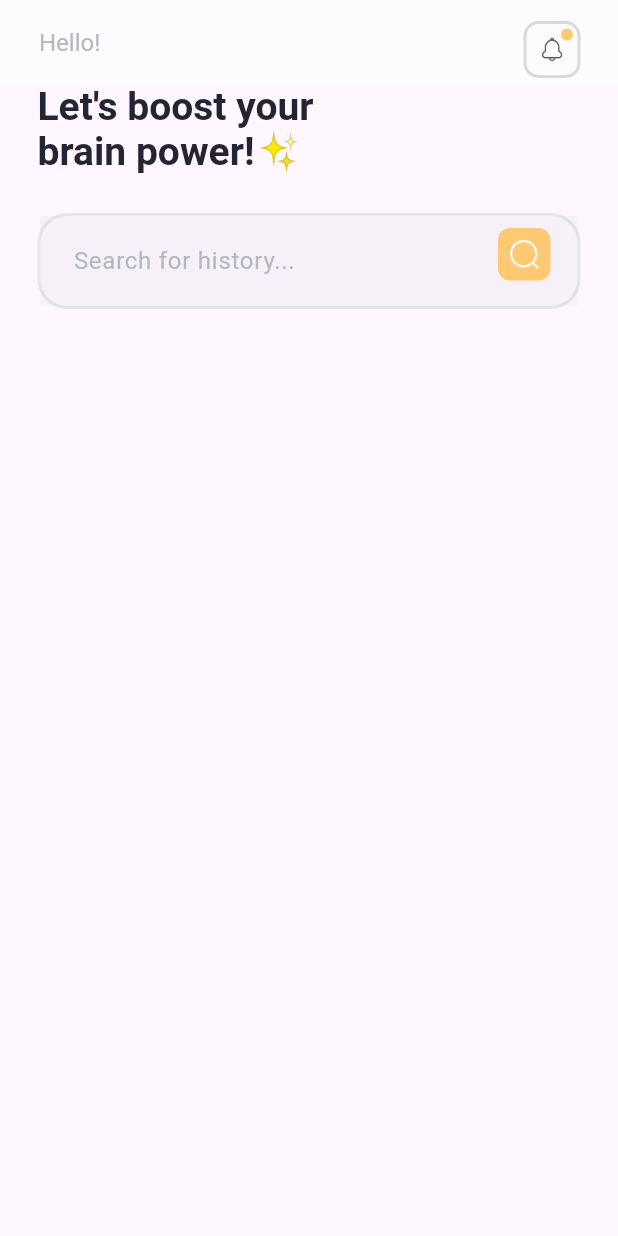
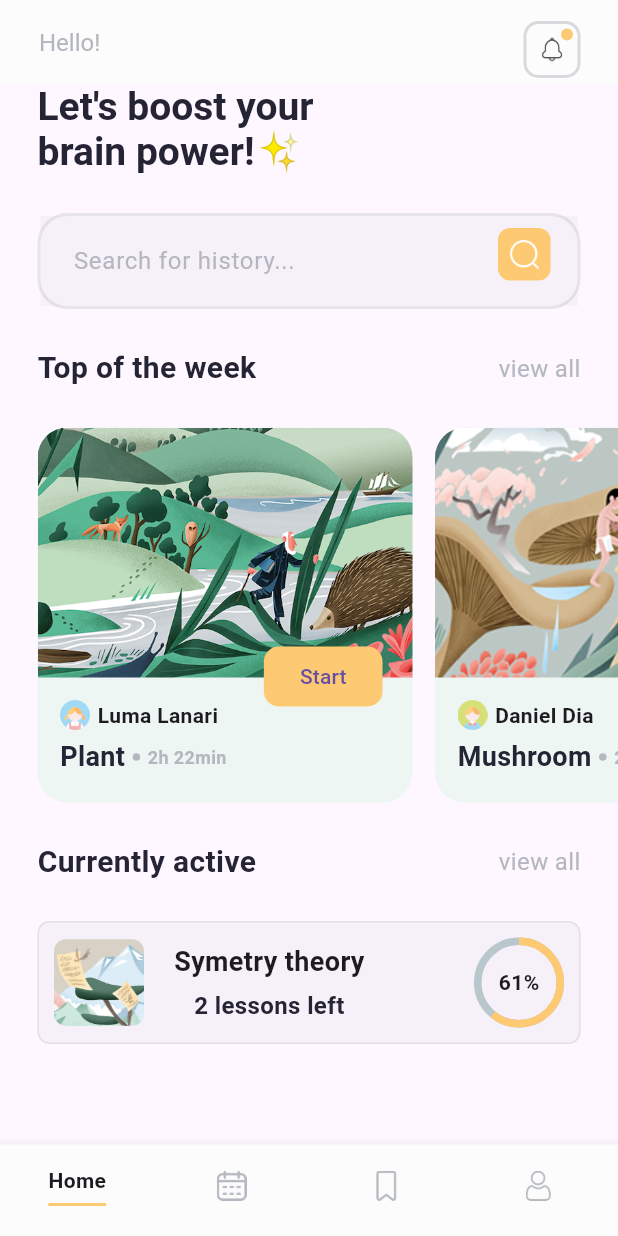
Before and after one commit to pliniogim/app1_course, a Flutter app: the screen it shows after launch, on a phone screen of 412 x 824 dp. Run offline on Flutter 3.47's test engine with Material 3 defaults, Android fonts, the phone set to English and light mode, and no system bars; drawn by our look-alikes of percent_indicator.

Commit message:
Initial+1/2

```diff
--- /dev/null
+++ b/lib/models/course.dart
@@ -0,0 +1,31 @@
+// ignore_for_file: public_member_api_docs, sort_constructors_first
+class Course {
+  String author;
+  String authorImg;
+  String title;
+  String imageUrl;
+
+  Course(
+    this.author,
+    this.authorImg,
+    this.title,
+    this.imageUrl,
+  );
+
+  static List<Course> generateCourses() {
+    return [
+      Course(
+        'Luma Lanari',
+        'assets/icons/avatar01.png',
+        'Plant',
+        'assets/images/course01.png',
+      ),
+      Course(
+        'Daniel Dia',
+        'assets/icons/avatar02.png',
+        'Mushroom',
+        'assets/images/course02.png',
+      ),
+    ];
+  }
+}
--- a/lib/screens/home/home.dart
+++ b/lib/screens/home/home.dart
@@ -1,5 +1,7 @@
 import 'package:app1_course/constants/colors.dart';
+import 'package:app1_course/screens/home/widget/active_course.dart';
 import 'package:app1_course/screens/home/widget/emoji_text.dart';
+import 'package:app1_course/screens/home/widget/feature_course.dart';
 import 'package:app1_course/screens/home/widget/search_input.dart';
 import 'package:flutter/material.dart';
 
@@ -9,16 +11,73 @@ class HomePage extends StatelessWidget {
   @override
   Widget build(BuildContext context) {
     return Scaffold(
-        appBar: _buildAppBar(),
-        body: const SingleChildScrollView(
-            child: Column(
+      appBar: _buildAppBar(),
+      body: SingleChildScrollView(
+        child: Column(
           crossAxisAlignment: CrossAxisAlignment.start,
           mainAxisSize: MainAxisSize.min,
           children: [
-            EmojiText(),
-            SearchInput(),
+            const EmojiText(),
+            const SearchInput(),
+            FeatureCourse(),
+            const ActiveCourse(),
           ],
-        )));
+        ),
+      ),
+      bottomNavigationBar: _bottomNavigationBar(),
+    );
+  }
+
+  BottomNavigationBar _bottomNavigationBar() {
+    return BottomNavigationBar(
+      type: BottomNavigationBarType.fixed,
+      backgroundColor: kBackground,
+      showSelectedLabels: false,
+      showUnselectedLabels: false,
+      items: [
+        BottomNavigationBarItem(
+          label: 'home',
+          icon: Container(
+            padding: const EdgeInsets.only(bottom: 5),
+            decoration: const BoxDecoration(
+              border: Border(
+                bottom: BorderSide(
+                  color: kAccent,
+                  width: 2,
+                ),
+              ),
+            ),
+            child: const Text(
+              'Home',
+              style: TextStyle(
+                fontWeight: FontWeight.bold,
+              ),
+            ),
+          ),
+        ),
+        BottomNavigationBarItem(
+          label: 'calendar',
+          icon: Image.asset(
+            'assets/icons/calendar.png',
+            width: 20,
+          ),
+        ),
+        BottomNavigationBarItem(
+          label: 'bookmark',
+          icon: Image.asset(
+            'assets/icons/bookmark.png',
+            width: 20,
+          ),
+        ),
+        BottomNavigationBarItem(
+          label: 'user',
+          icon: Image.asset(
+            'assets/icons/user.png',
+            width: 20,
+          ),
+        ),
+      ],
+    );
   }
 
   AppBar _buildAppBar() {
--- /dev/null
+++ b/lib/screens/home/widget/active_course.dart
@@ -0,0 +1,83 @@
+import 'package:app1_course/constants/colors.dart';
+import 'package:app1_course/screens/home/widget/category_title.dart';
+import 'package:flutter/material.dart';
+import 'package:percent_indicator/percent_indicator.dart';
+
+class ActiveCourse extends StatelessWidget {
+  const ActiveCourse({super.key});
+
+  @override
+  Widget build(BuildContext context) {
+    return Column(
+      children: [
+        CategoryTitle(
+          'Currently active',
+          'view all',
+        ),
+        Container(
+          padding: const EdgeInsets.symmetric(vertical: 10, horizontal: 10),
+          margin: const EdgeInsets.all(25),
+          decoration: BoxDecoration(
+            color: kFontLight.withOpacity(0.1),
+            border: Border.all(
+              color: kFontLight.withOpacity(0.3),
+              width: 1,
+            ),
+            borderRadius: BorderRadius.circular(8),
+          ),
+          child: Row(
+            mainAxisAlignment: MainAxisAlignment.spaceBetween,
+            children: [
+              Row(
+                children: [
+                  ClipRRect(
+                    borderRadius: BorderRadius.circular(8),
+                    child: Image.asset(
+                      'assets/images/progress.png',
+                      width: 60,
+                    ),
+                  ),
+                  const SizedBox(
+                    width: 20,
+                  ),
+                  const Column(
+                    children: [
+                      Text(
+                        'Symetry theory',
+                        style: TextStyle(
+                          fontSize: 18,
+                          fontWeight: FontWeight.bold,
+                        ),
+                      ),
+                      SizedBox(
+                        height: 5,
+                      ),
+                      Text(('2 lessons left'),
+                          style: TextStyle(
+                            fontSize: 16,
+                            fontWeight: FontWeight.bold,
+                            color: kFont,
+                          ))
+                    ],
+                  )
+                ],
+              ),
+              CircularPercentIndicator(
+                radius: 30.0,
+                lineWidth: 5.0,
+                percent: 0.61,
+                center: const Text(
+                  '61%',
+                  style: TextStyle(
+                    fontWeight: FontWeight.bold,
+                  ),
+                ),
+                progressColor: kAccent,
+              ),
+            ],
+          ),
+        ),
+      ],
+    );
+  }
+}
--- /dev/null
+++ b/lib/screens/home/widget/category_title.dart
@@ -0,0 +1,37 @@
+import 'package:app1_course/constants/colors.dart';
+import 'package:flutter/material.dart';
+
+class CategoryTitle extends StatelessWidget {
+  final String leftText;
+  final String rightText;
+  CategoryTitle(
+    this.leftText,
+    this.rightText,
+  );
+  @override
+  Widget build(BuildContext context) {
+    return Container(
+      padding: const EdgeInsets.symmetric(horizontal: 25),
+      child: Row(
+        mainAxisAlignment: MainAxisAlignment.spaceBetween,
+        children: [
+          Text(
+            leftText,
+            style: const TextStyle(
+              fontWeight: FontWeight.bold,
+              fontSize: 20,
+              color: kFont,
+            ),
+          ),
+          Text(
+            rightText,
+            style: const TextStyle(
+              fontSize: 16,
+              color: kFontLight,
+            ),
+          ),
+        ],
+      ),
+    );
+  }
+}
--- /dev/null
+++ b/lib/screens/home/widget/course_item.dart
@@ -0,0 +1,115 @@
+import 'package:app1_course/constants/colors.dart';
+import 'package:app1_course/models/course.dart';
+import 'package:app1_course/screens/home/detail/detail.dart';
+import 'package:flutter/material.dart';
+
+class CourseItem extends StatelessWidget {
+  final Course course;
+  const CourseItem(this.course, {super.key});
+
+  @override
+  Widget build(BuildContext context) {
+    return Stack(
+      children: [
+        Container(
+          height: 250,
+          width: 250,
+          decoration: BoxDecoration(
+            color: kPrimaryLight,
+            borderRadius: BorderRadius.circular(20),
+          ),
+          child: Column(
+            children: [
+              Expanded(
+                flex: 2,
+                child: ClipRRect(
+                  borderRadius: const BorderRadius.only(
+                    topLeft: Radius.circular(20),
+                    topRight: Radius.circular(20),
+                  ),
+                  child: Image.asset(course.imageUrl, fit: BoxFit.cover),
+                ),
+              ),
+              Expanded(
+                flex: 1,
+                child: Padding(
+                  padding: const EdgeInsets.all(15),
+                  child: Column(
+                    crossAxisAlignment: CrossAxisAlignment.start,
+                    children: [
+                      Row(
+                        children: [
+                          Image.asset(
+                            course.authorImg,
+                            width: 20,
+                          ),
+                          const SizedBox(
+                            width: 5,
+                          ),
+                          Text(course.author,
+                              style: const TextStyle(
+                                fontWeight: FontWeight.bold,
+                              )),
+                        ],
+                      ),
+                      const SizedBox(
+                        height: 5,
+                      ),
+                      Row(
+                        children: [
+                          Text(
+                            course.title,
+                            style: const TextStyle(
+                                fontWeight: FontWeight.bold,
+                                fontSize: 18,
+                                color: kFont),
+                          ),
+                          Container(
+                            margin: EdgeInsets.symmetric(horizontal: 5),
+                            width: 5,
+                            height: 5,
+                            decoration: const BoxDecoration(
+                                color: kFontLight, shape: BoxShape.circle),
+                          ),
+                          const Text(
+                            '2h 22min',
+                            style: TextStyle(
+                              fontWeight: FontWeight.bold,
+                              fontSize: 12,
+                              color: kFontLight,
+                            ),
+                          )
+                        ],
+                      )
+                    ],
+                  ),
+                ),
+              )
+            ],
+          ),
+        ),
+        Positioned(
+          bottom: 60,
+          right: 20,
+          child: ElevatedButton(
+            style: ElevatedButton.styleFrom(
+              backgroundColor: kAccent,
+              elevation: 0,
+              shape: RoundedRectangleBorder(
+                borderRadius: BorderRadius.circular(10),
+              ),
+            ),
+            onPressed: () {
+              Navigator.of(context).push(
+                MaterialPageRoute(
+                  builder: (context) => DetailPage(course),
+                ),
+              );
+            },
+            child: const Text('Start'),
+          ),
+        )
+      ],
+    );
+  }
+}
--- /dev/null
+++ b/lib/screens/home/widget/feature_course.dart
@@ -0,0 +1,27 @@
+import 'package:app1_course/models/course.dart';
+import 'package:app1_course/screens/home/widget/category_title.dart';
+import 'package:app1_course/screens/home/widget/course_item.dart';
+import 'package:flutter/material.dart';
+
+class FeatureCourse extends StatelessWidget {
+  final coursesList = Course.generateCourses();
+  @override
+  Widget build(BuildContext context) {
+    return Container(
+      child: Column(
+        children: [
+          CategoryTitle('Top of the week', 'view all'),
+          Container(
+              height: 300,
+              child: ListView.separated(
+                padding: const EdgeInsets.all(25),
+                scrollDirection: Axis.horizontal,
+                itemCount: coursesList.length,
+                itemBuilder: (context, index) => CourseItem(coursesList[index]),
+                separatorBuilder: (context, index) => const SizedBox(width: 15),
+              ))
+        ],
+      ),
+    );
+  }
+}
--- a/lib/screens/home/widget/search_input.dart
+++ b/lib/screens/home/widget/search_input.dart
@@ -10,7 +10,7 @@ class SearchInput extends StatelessWidget {
       child: Stack(
         children: [
           Container(
-            margin: EdgeInsets.all(25),
+            margin: const EdgeInsets.all(25),
             decoration: BoxDecoration(
               border: Border.all(
                 color: kFontLight.withOpacity(0.3),
```
Also changed, not shown: lib/screens/home/detail/detail.dart (added, +25 -0 lines), lib/screens/home/detail/widget/course_description.dart (added, +91 -0 lines), lib/screens/home/detail/widget/course_progress.dart (added, +44 -0 lines), lib/screens/home/detail/widget/custom_app_bar.dart (added, +98 -0 lines).
